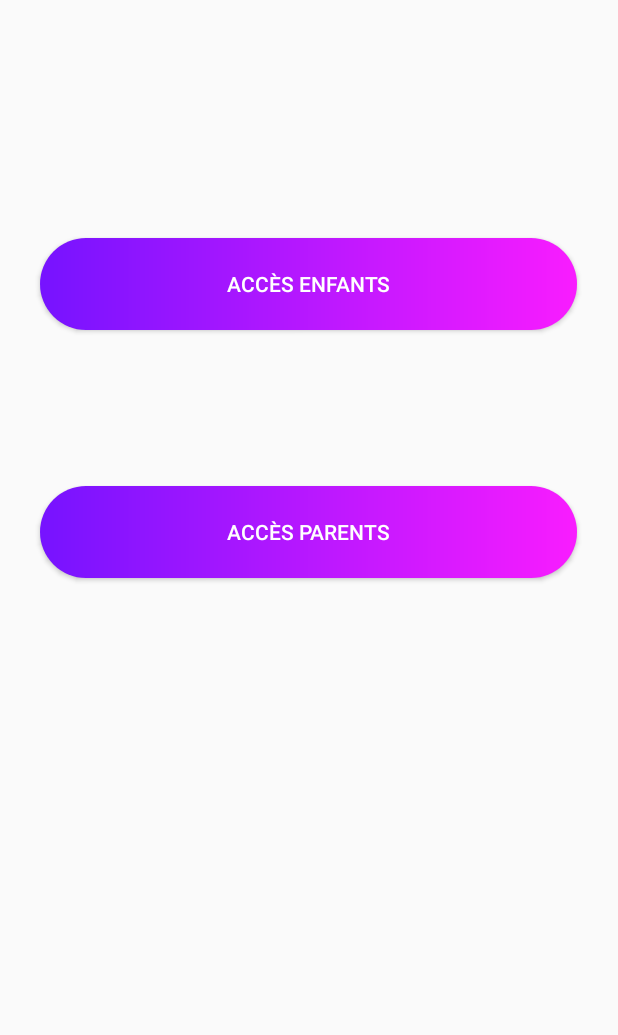
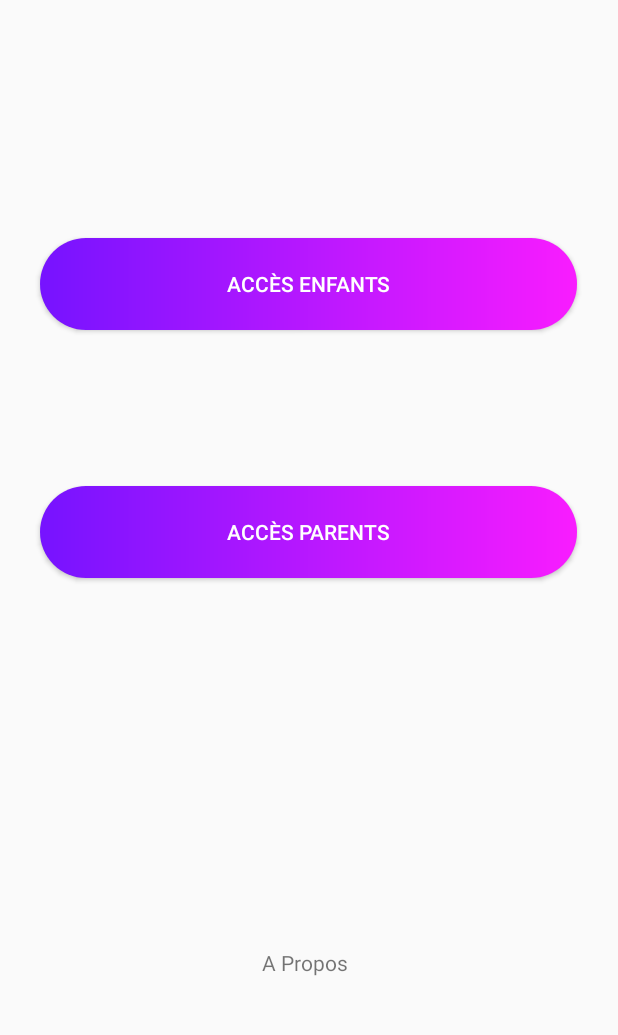
Before and after one commit to AlexandreBarde/ScheduleMobile, an Android app: the screen it shows after launch (MainActivity), on a phone screen of 412 x 824 dp, the part 138-1173 px from its top. Run offline under Robolectric (Android 15) with nearby library versions, the phone set to English and light mode, and no system bars; our stand-ins replace Firebase (no records; nobody signed in at launch, a user with empty details on screens opened directly).

Commit message:
Add a propos view

```diff
--- a/Schedule/app/src/main/java/fr/ynov/schedule/MainActivity.java
+++ b/Schedule/app/src/main/java/fr/ynov/schedule/MainActivity.java
@@ -1,5 +1,6 @@
 package fr.ynov.schedule;
 
+import android.app.Activity;
 import android.content.Context;
 import android.content.Intent;
 import android.content.SharedPreferences;
@@ -8,6 +9,7 @@ import android.preference.PreferenceManager;
 import android.util.Log;
 import android.view.View;
 import android.widget.Button;
+import android.widget.TextView;
 import android.widget.Toast;
 
 import androidx.annotation.NonNull;
@@ -40,6 +42,8 @@ public class MainActivity extends AppCompatActivity implements View.OnClickListe
 
         Button btn_childs = findViewById(R.id.btn_childs);
         btn_childs.setOnClickListener(this);
+        TextView aPropos = findViewById(R.id.aPropos);
+        aPropos.setOnClickListener(this);
     }
 
     @Override
@@ -113,6 +117,10 @@ public class MainActivity extends AppCompatActivity implements View.OnClickListe
             Intent childView = new Intent(getApplicationContext(), MainChildActivity.class);
             startActivity(childView);
         }
+        else if(view.getId() == R.id.aPropos) {
+            Intent aProposView = new Intent(getApplicationContext(), Activity_a_propos.class);
+            startActivity(aProposView);
+        }
     }
 
 
--- a/Schedule/app/src/main/res/layout/main_activity.xml
+++ b/Schedule/app/src/main/res/layout/main_activity.xml
@@ -50,5 +50,19 @@
         app:layout_constraintTop_toBottomOf="@+id/btn_childs"
         app:layout_constraintVertical_bias="0.0" />
 
+    <TextView
+        android:id="@+id/aPropos"
+        android:layout_width="wrap_content"
+        android:layout_height="wrap_content"
+        android:layout_marginTop="228dp"
+        android:clickable="true"
+        android:text="A Propos "
+        app:layout_constraintBottom_toBottomOf="parent"
+        app:layout_constraintEnd_toEndOf="parent"
+        app:layout_constraintHorizontal_bias="0.498"
+        app:layout_constraintStart_toStartOf="parent"
+        app:layout_constraintTop_toBottomOf="@+id/btn_parents"
+        app:layout_constraintVertical_bias="0.189" />
+
 
 </androidx.constraintlayout.widget.ConstraintLayout>
```
Also changed, not shown: Schedule/app/src/main/AndroidManifest.xml (+3 -4 lines), Schedule/app/src/main/java/fr/ynov/schedule/Activity_a_propos.java (added, +14 -0 lines), Schedule/app/src/main/res/layout/activity_a_propos.xml (added, +9 -0 lines).
